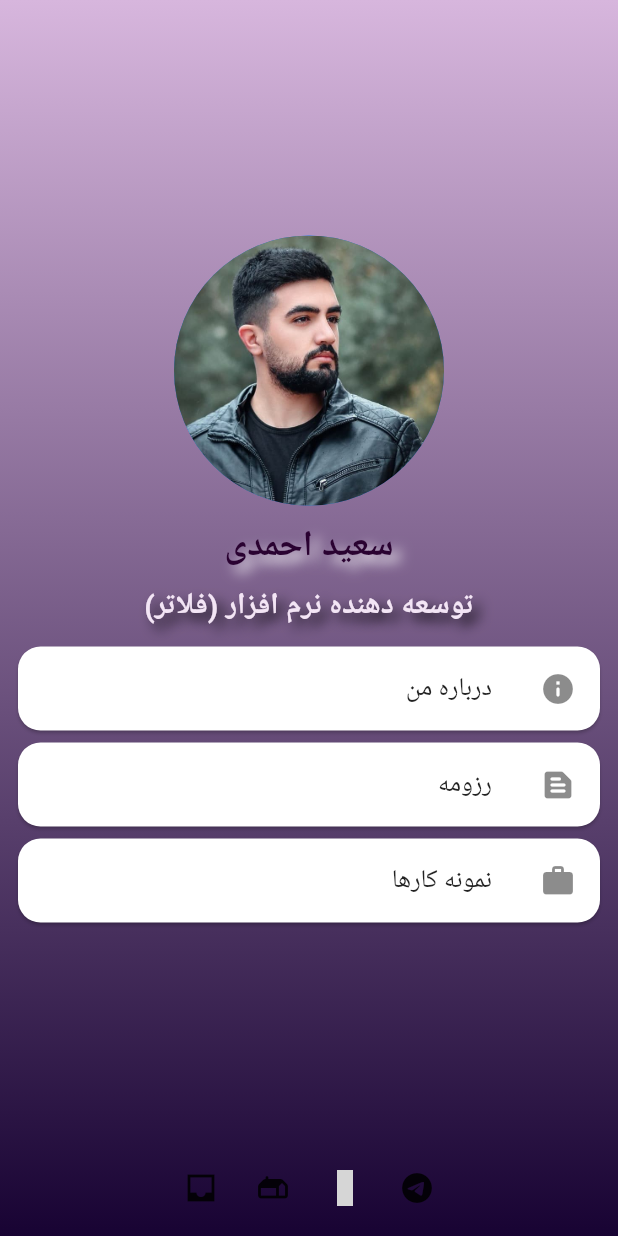
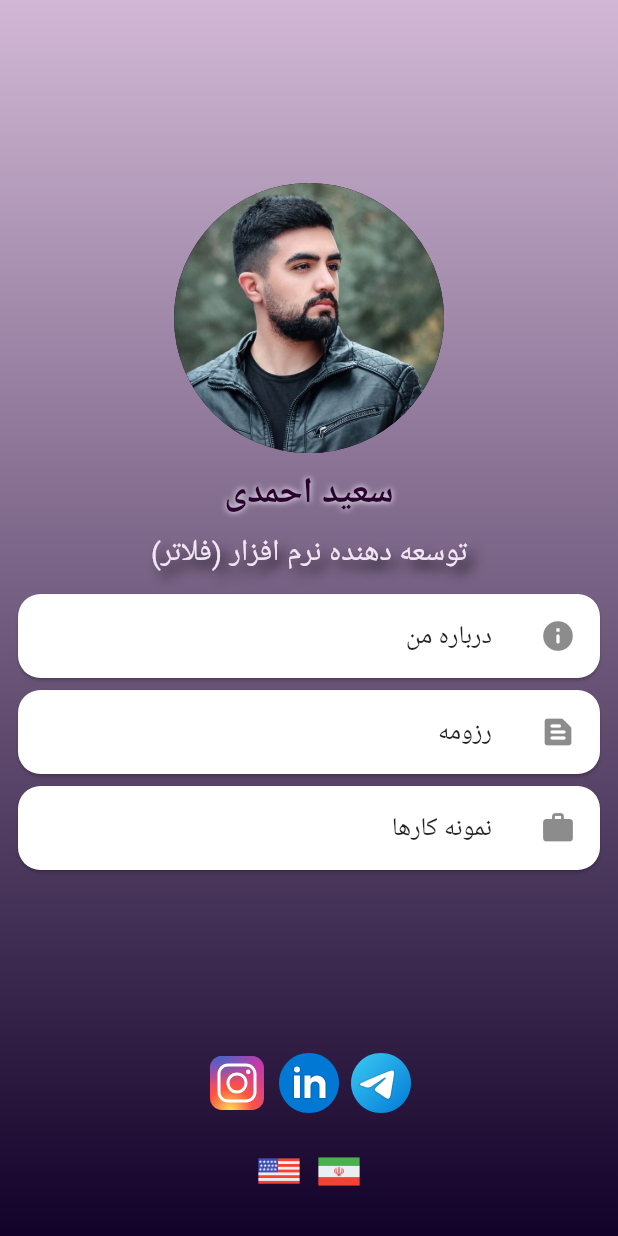
Before and after one commit to codingwithsaeed/site, a Flutter app: the screen it shows after launch, on a phone screen of 412 x 824 dp. Run offline on Flutter 3.47's test engine with Material 2 defaults, Android fonts, the phone set to English and light mode, and no system bars; our stand-ins replace flutter_svg; generated files the repository leaves out were written again; Roboto replaces fonts that are missing (vazir); grey boxes are pictures that could not be loaded.

Commit message:
add about me. add localization

```diff
--- /dev/null
+++ b/l10n.yaml
@@ -0,0 +1,3 @@
+arb-dir: lib/l10n
+template-arb-file: app_en.arb
+output-localization-file: app_localizations.dart
--- /dev/null
+++ b/lib/l10n/l10n.dart
@@ -0,0 +1,8 @@
+import 'package:flutter/rendering.dart';
+
+class L10n {
+  static const all = [
+    Locale('fa'),
+    Locale('en'),
+  ];
+}
--- a/lib/main.dart
+++ b/lib/main.dart
@@ -1,6 +1,13 @@
 import 'package:flutter/material.dart';
+import 'package:flutter_gen/gen_l10n/app_localizations.dart';
 import 'package:flutter_localizations/flutter_localizations.dart';
+import 'package:provider/provider.dart';
+import 'package:site/pages/about_me_page.dart';
 import 'package:site/pages/home_page.dart';
+import 'package:site/provider/local_provider.dart';
+import 'package:site/utils/utils.dart';
+
+import 'l10n/l10n.dart';
 
 void main() {
   runApp(const MyApp());
@@ -12,22 +19,31 @@ class MyApp extends StatelessWidget {
   // This widget is the root of your application.
   @override
   Widget build(BuildContext context) {
+    return ChangeNotifierProvider(
+      create: (_) => LocalProvider(L10n.all.first),
+      builder: (context, child) {
         return MaterialApp(
           title: 'CodingWithSaeed',
           localizationsDelegates: const [
+            AppLocalizations.delegate,
             GlobalMaterialLocalizations.delegate,
             GlobalWidgetsLocalizations.delegate,
             GlobalCupertinoLocalizations.delegate,
           ],
-      supportedLocales: const [
-        Locale('fa'), // Farsi, no country code
-      ],
+          supportedLocales: L10n.all,
+          locale: Provider.of<LocalProvider>(context).locale,
           debugShowCheckedModeBanner: false,
           theme: ThemeData(
-        primarySwatch: Colors.blue,
+            primarySwatch: const Color.fromARGB(255, 42, 2, 49).material,
             fontFamily: 'vazir',
           ),
-      home: const HomePage(),
+          routes: {
+            HomePage.id: (context) => const HomePage(),
+            AboutMePage.id: (context) => const AboutMePage(),
+          },
+          initialRoute: HomePage.id,
+        );
+      },
     );
   }
 }
--- a/lib/pages/home_page.dart
+++ b/lib/pages/home_page.dart
@@ -1,8 +1,17 @@
 import 'package:flutter/material.dart';
+import 'package:flutter_gen/gen_l10n/app_localizations.dart';
+import 'package:flutter_svg/flutter_svg.dart';
+import 'package:provider/provider.dart';
+import 'package:site/l10n/l10n.dart';
+import 'package:site/pages/about_me_page.dart';
 import 'package:site/pages/responsive.dart';
+import 'package:site/provider/local_provider.dart';
 import 'package:site/utils/consts.dart';
+import 'package:site/widgets/flag_button.dart';
+import 'package:site/widgets/menu_item.dart';
 
 class HomePage extends StatelessWidget {
+  static const id = 'HomePage';
   const HomePage({Key? key}) : super(key: key);
 
   @override
@@ -25,34 +34,56 @@ class HomePage extends StatelessWidget {
           children: [
             const Spacer(),
             if (context.isMobile) showImageAndTitle(context),
-            const MenuItem(title: 'درباره من', icon: Icons.info_rounded),
-            const MenuItem(
-              title: 'رزومه',
-              icon: Icons.text_snippet_rounded,
+            MenuItem(
+              title: AppLocalizations.of(context)?.about ?? '',
+              icon: Icons.info_rounded,
+              onTap: () => Navigator.of(context).pushNamed(AboutMePage.id),
             ),
-            const MenuItem(
-              title: 'نمونه کارها',
-              icon: Icons.work_rounded,
-            ),
+            MenuItem(
+                title: AppLocalizations.of(context)?.resume ?? '',
+                icon: Icons.text_snippet_rounded),
+            MenuItem(
+                title: AppLocalizations.of(context)?.portfolio ?? '',
+                icon: Icons.work_rounded),
             const Spacer(),
-            if (context.isMobile) showContactRow(),
+            showContactRow(),
+            const SizedBox(height: 20),
+            languageRow(context),
+            const SizedBox(height: 20),
           ],
         ),
       );
 
-  Row showContactRow() {
+  Widget languageRow(BuildContext context) => Row(
+        mainAxisAlignment: MainAxisAlignment.center,
+        children: [
+          FlagButton(
+              onPressed: () =>
+                  Provider.of<LocalProvider>(context, listen: false).locale =
+                      L10n.all.first,
+              asset: 'assets/images/iran.png'),
+          const SizedBox(width: 10),
+          FlagButton(
+              onPressed: () =>
+                  Provider.of<LocalProvider>(context, listen: false).locale =
+                      L10n.all.last,
+              asset: 'assets/images/usa.png')
+        ],
+      );
+
+  Widget showContactRow() {
     return Row(
       mainAxisAlignment: MainAxisAlignment.center,
       children: [
-        IconButton(onPressed: () {}, icon: const Icon(Icons.telegram_rounded)),
-        IconButton(onPressed: () {}, icon: const Icon(Icons.whatsapp_rounded)),
-        IconButton(onPressed: () {}, icon: const Icon(Icons.gite_rounded)),
-        IconButton(onPressed: () {}, icon: const Icon(Icons.inbox_sharp)),
+        SvgPicture.asset('assets/images/telegram.svg'),
+        SvgPicture.asset('assets/images/linkedin.svg'),
+        SvgPicture.asset('assets/images/instagram.svg'),
       ],
     );
   }
 
   Widget onTablet(BuildContext context) => onDesktop(context);
+
   Widget onDesktop(BuildContext context) => Row(
         children: [
           Expanded(
@@ -62,11 +93,7 @@ class HomePage extends StatelessWidget {
                 child: Column(
                   mainAxisAlignment: MainAxisAlignment.center,
                   children: [
-                    const Spacer(),
                     showImageAndTitle(context),
-                    const Spacer(),
-                    showContactRow(),
-                    const SizedBox(height: 10),
                   ],
                 ),
               )),
@@ -86,21 +113,21 @@ class HomePage extends StatelessWidget {
           radius: context.isMobile ? 90 : 140,
         ),
         const SizedBox(height: 10),
-        Text('سعید احمدی',
+        Text(AppLocalizations.of(context)?.name ?? '',
             style: TextStyle(
               fontSize: context.isMobile ? 24 : 40,
               shadows: const [
                 Shadow(
-                  blurRadius: 10,
+                  blurRadius: 5,
                   color: Colors.white,
-                  offset: Offset(5, 5),
+                  offset: Offset(0, 0),
                 ),
               ],
               fontWeight: FontWeight.w700,
               color: const Color.fromARGB(255, 42, 2, 49),
             )),
         const SizedBox(height: 10),
-        Text('توسعه دهنده نرم افزار (فلاتر)',
+        Text(AppLocalizations.of(context)?.title ?? '',
             style: TextStyle(
               fontSize: context.isMobile ? 20 : 30,
               shadows: const [
@@ -110,7 +137,6 @@ class HomePage extends StatelessWidget {
                   offset: Offset(5, 5),
                 ),
               ],
-              fontWeight: FontWeight.w600,
               color: Colors.purple.shade50,
             )),
         const SizedBox(height: 10),
@@ -118,22 +144,3 @@ class HomePage extends StatelessWidget {
     );
   }
 }
-
-class MenuItem extends StatelessWidget {
-  final String title;
-  final IconData? icon;
-  const MenuItem({Key? key, required this.title, this.icon}) : super(key: key);
-
-  @override
-  Widget build(BuildContext context) {
-    return Card(
-      shape: RoundedRectangleBorder(
-        borderRadius: BorderRadius.circular(15),
-      ),
-      child: ListTile(
-        title: Text(title),
-        leading: Icon(icon),
-      ),
-    );
-  }
-}
--- a/lib/provider/local_provider.dart
+++ b/lib/provider/local_provider.dart
@@ -0,0 +1,14 @@
+import 'package:flutter/material.dart';
+
+class LocalProvider extends ChangeNotifier {
+  Locale _locale;
+
+  LocalProvider(this._locale);
+
+  Locale get locale => _locale;
+
+  set locale(Locale value) {
+    _locale = value;
+    notifyListeners();
+  }
+}
--- a/lib/utils/consts.dart
+++ b/lib/utils/consts.dart
@@ -5,7 +5,7 @@ const gradientBox = BoxDecoration(
       begin: Alignment.topCenter,
       end: Alignment.bottomCenter,
       colors: [
-        Color.fromARGB(255, 215, 182, 221),
-        Color.fromARGB(255, 24, 3, 51),
+        Color.fromARGB(255, 210, 184, 214),
+        Color.fromARGB(255, 18, 1, 41),
       ]),
 );
--- a/lib/widgets/flag_button.dart
+++ b/lib/widgets/flag_button.dart
@@ -0,0 +1,24 @@
+import 'package:flutter/material.dart';
+
+class FlagButton extends StatelessWidget {
+  final VoidCallback onPressed;
+  final String asset;
+
+  const FlagButton({
+    required this.onPressed,
+    required this.asset,
+    Key? key,
+  }) : super(key: key);
+
+  @override
+  Widget build(BuildContext context) {
+    return SizedBox(
+      width: 30,
+      height: 30,
+      child: MaterialButton(
+          padding: const EdgeInsets.all(0),
+          onPressed: onPressed,
+          child: Image.asset(asset)),
+    );
+  }
+}
--- a/lib/widgets/menu_item.dart
+++ b/lib/widgets/menu_item.dart
@@ -0,0 +1,23 @@
+import 'package:flutter/material.dart';
+
+class MenuItem extends StatelessWidget {
+  final String title;
+  final IconData? icon;
+  final VoidCallback? onTap;
+
+  const MenuItem({Key? key, required this.title, this.icon, this.onTap}) : super(key: key);
+
+  @override
+  Widget build(BuildContext context) {
+    return Card(
+      shape: RoundedRectangleBorder(
+        borderRadius: BorderRadius.circular(15),
+      ),
+      child: ListTile(
+        title: Text(title),
+        leading: Icon(icon),
+        onTap: onTap,
+      ),
+    );
+  }
+}
```
Also changed, not shown: lib/l10n/app_en.arb (added, +9 -0 lines), lib/l10n/app_fa.arb (added, +9 -0 lines), lib/pages/about_me_page.dart (added, +57 -0 lines), lib/utils/utils.dart (added, +26 -0 lines), pubspec.yaml (+7 -4 lines), assets/images/github.svg, pubspec.lock. Lines whose indentation alone changed are shown as unchanged.
